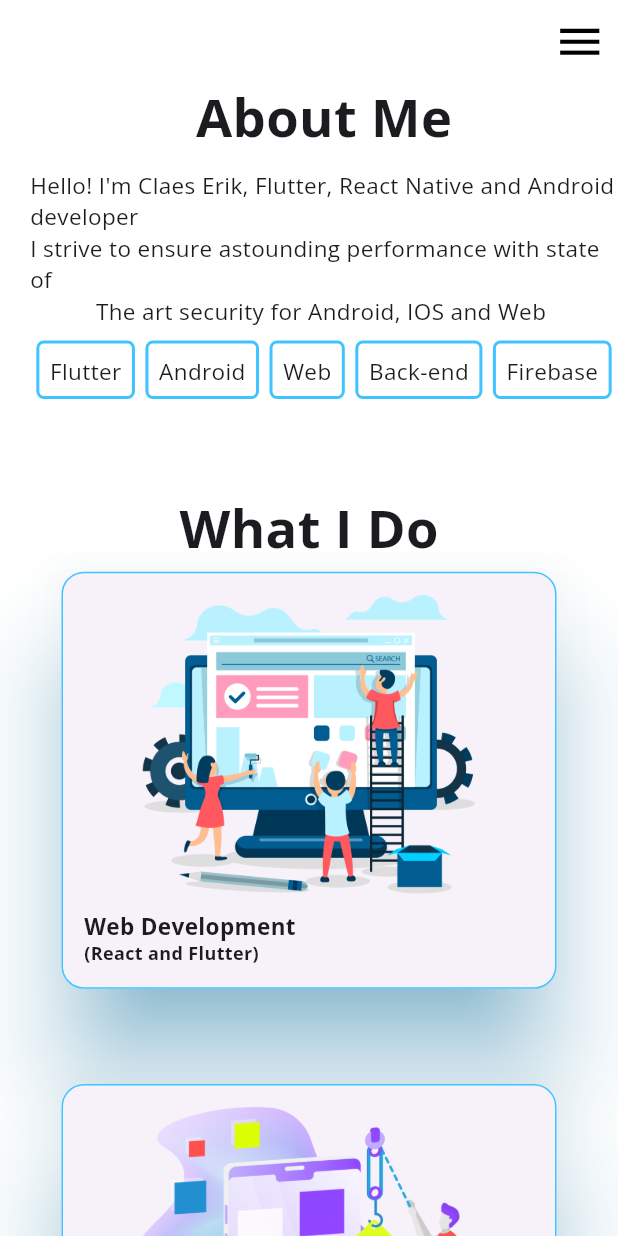
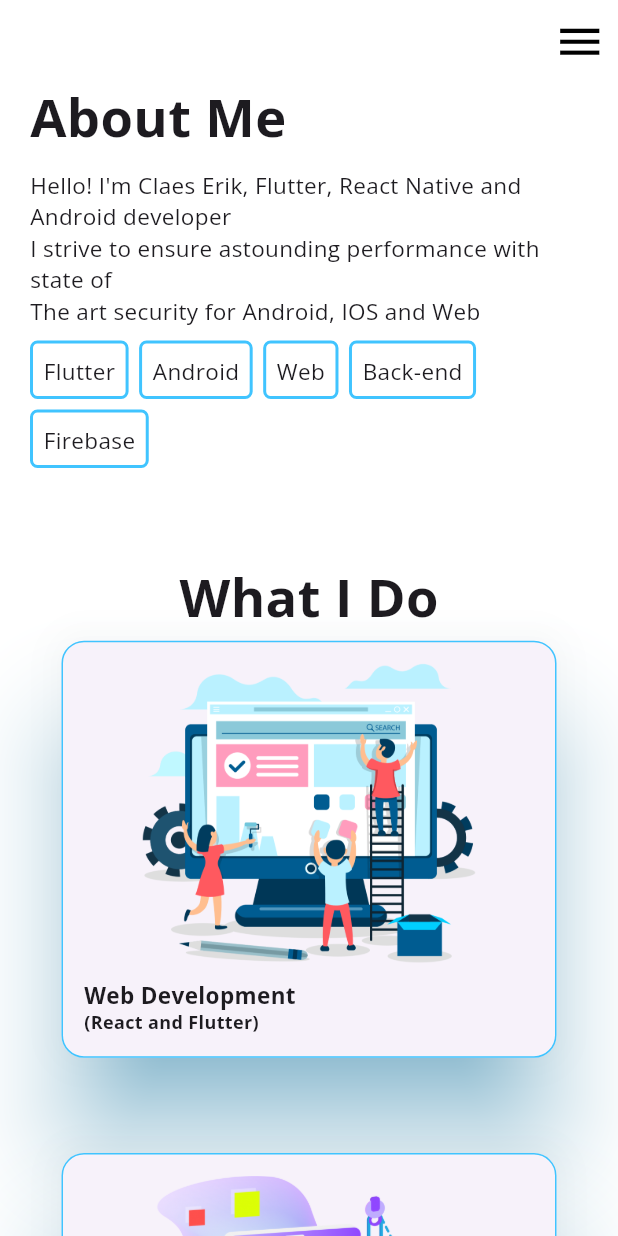
Before and after one commit to ClaesErik/PortifolioClaesErik, a Flutter app: the screen it shows after launch, scrolled down 576 dp, on a phone screen of 412 x 824 dp. Run offline on Flutter 3.47's test engine with Material 3 defaults, Android fonts, the phone set to English and light mode, and no system bars; our stand-ins replace flutter_svg, google_fonts.

Commit message:
Fixed alignment into web_mobile; starting create about section page;

```diff
--- a/lib/mobile/landing_page_mobile.dart
+++ b/lib/mobile/landing_page_mobile.dart
@@ -88,11 +88,6 @@ class _LandingPageMobileState extends State<LandingPageMobile> {
       body: ListView(
         children: [
           ///Intro First Section
-          Padding(
-            padding: const EdgeInsets.only(left: 20.0),
-            child: Column(
-              crossAxisAlignment: CrossAxisAlignment.center,
-              children: [
           CircleAvatar(
             radius: 117.0,
             backgroundColor: Globals.accentColor,
@@ -102,6 +97,11 @@ class _LandingPageMobileState extends State<LandingPageMobile> {
               backgroundImage: AssetImage(Globals.avatarCircleImage),
             ),
           ),
+          Padding(
+            padding: const EdgeInsets.symmetric(horizontal: 20.0),
+            child: Column(
+              crossAxisAlignment: CrossAxisAlignment.start,
+              children: [
                 SizedBox(
                   height: 25.0,
                 ),
@@ -126,7 +126,7 @@ class _LandingPageMobileState extends State<LandingPageMobile> {
                 ),
                 SizedBox(height: 15.0),
                 Row(
-                  mainAxisAlignment: MainAxisAlignment.center,
+                  mainAxisAlignment: MainAxisAlignment.start,
                   children: [
                     Wrap(
                       direction: Axis.vertical,
@@ -137,7 +137,7 @@ class _LandingPageMobileState extends State<LandingPageMobile> {
                         Icon(Icons.location_pin),
                       ],
                     ),
-                    SizedBox(width: 40.0),
+                    SizedBox(width: 20.0),
                     Wrap(
                       direction: Axis.vertical,
                       spacing: 9.0,
@@ -156,9 +156,9 @@ class _LandingPageMobileState extends State<LandingPageMobile> {
 
           ///About Me
           Padding(
-            padding: EdgeInsets.only(left: 20.0),
+            padding: EdgeInsets.symmetric(horizontal: 20.0),
             child: Column(
-              crossAxisAlignment: CrossAxisAlignment.center,
+              crossAxisAlignment: CrossAxisAlignment.start,
               mainAxisAlignment: MainAxisAlignment.center,
               children: [
                 SansBold("About Me", 35.0),
--- a/lib/routes.dart
+++ b/lib/routes.dart
@@ -1,5 +1,7 @@
+import 'package:claes_erik/mobile/about_mobile.dart';
 import 'package:claes_erik/mobile/contact_mobile.dart';
 import 'package:claes_erik/mobile/landing_page_mobile.dart';
+import 'package:claes_erik/web/about_web.dart';
 import 'package:claes_erik/web/contact_web.dart';
 import 'package:claes_erik/web/landing_page_web.dart';
 import 'package:flutter/material.dart';
@@ -23,6 +25,13 @@ class Routes {
             return constraints.maxWidth > 800 ? ContactWeb() : ContactMobile();
           }),
         );
+      case '/about':
+        return MaterialPageRoute(
+          settings: settings,
+          builder: (_) => LayoutBuilder(builder: (context, constraints) {
+            return constraints.maxWidth > 800 ? AboutWeb() : AboutMobile();
+          }),
+        );
       default:
         return MaterialPageRoute(
           settings: settings,
```
Also changed, not shown: lib/mobile/about_mobile.dart (added, +96 -0 lines), lib/web/about_web.dart (added, +15 -0 lines). Lines whose indentation alone changed are shown as unchanged.
